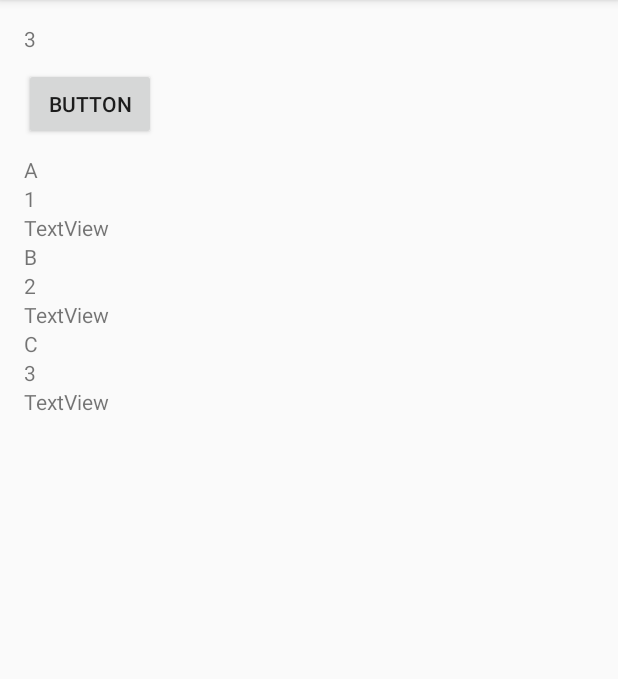
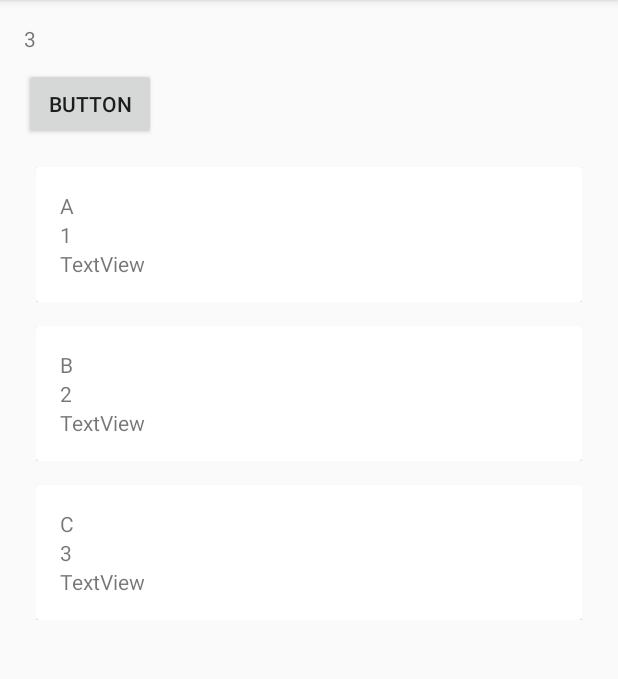
Before and after one commit to eduardorascon/Gasolina, an Android app: the screen it shows after launch (MainActivity), after a tap on "BUTTON", on a phone screen of 412 x 824 dp, the part 84-763 px from its top. Run offline under Robolectric (Android 15) with nearby library versions, the phone set to English and light mode, and no system bars.

Commit message:
CardView added.

```diff
--- a/app/src/main/res/layout/activity_main.xml
+++ b/app/src/main/res/layout/activity_main.xml
@@ -11,28 +11,28 @@
     tools:context="com.eduardorascon.gasolina.MainActivity">
 
     <TextView
+        android:id="@+id/textView"
         android:layout_width="wrap_content"
         android:layout_height="wrap_content"
-        android:text="Hello World!"
-        android:id="@+id/textView" />
+        android:text="Hello World!" />
 
     <Button
-        android:text="Button"
+        android:id="@+id/button"
         android:layout_width="wrap_content"
         android:layout_height="wrap_content"
-        android:layout_below="@+id/textView"
         android:layout_alignParentLeft="true"
         android:layout_alignParentStart="true"
+        android:layout_below="@+id/textView"
         android:layout_marginTop="10dp"
-        android:id="@+id/button"
-        android:onClick="readCSVFile"/>
+        android:onClick="readCSVFile"
+        android:text="Button" />
 
     <android.support.v7.widget.RecyclerView
         android:id="@+id/recycler_view"
+        android:layout_width="match_parent"
+        android:layout_height="wrap_content"
         android:layout_below="@id/button"
         android:layout_marginTop="10dp"
-        android:layout_width="match_parent"
-        android:layout_height="wrap_content"
         android:scrollbars="vertical" />
 
 </RelativeLayout>
--- a/app/src/main/res/layout/row_recyclerview_precio_gasolina.xml
+++ b/app/src/main/res/layout/row_recyclerview_precio_gasolina.xml
@@ -1,24 +1,40 @@
 <?xml version="1.0" encoding="utf-8"?>
 <LinearLayout xmlns:android="http://schemas.android.com/apk/res/android"
-    android:orientation="vertical"
+    android:layout_width="match_parent"
+    android:layout_height="wrap_content"
+    android:padding="8dp"
+    android:orientation="vertical">
+
+    <android.support.v7.widget.CardView xmlns:card_view="http://schemas.android.com/apk/res-auto"
         android:layout_width="match_parent"
         android:layout_height="wrap_content">
 
+        <RelativeLayout
+            android:layout_width="wrap_content"
+            android:layout_height="match_parent"
+            android:padding="16dp">
+
             <TextView
-        android:text="TextView"
+                android:id="@+id/textView2"
                 android:layout_width="match_parent"
                 android:layout_height="wrap_content"
-        android:id="@+id/textView2" />
+                android:layout_alignParentLeft="true"
+                android:layout_alignParentTop="true"
+                android:text="TextView" />
 
             <TextView
-        android:text="TextView"
+                android:id="@+id/textView3"
                 android:layout_width="match_parent"
                 android:layout_height="wrap_content"
-        android:id="@+id/textView3" />
+                android:layout_below="@id/textView2"
+                android:text="TextView" />
 
             <TextView
-        android:text="TextView"
+                android:id="@+id/textView4"
                 android:layout_width="match_parent"
                 android:layout_height="wrap_content"
-        android:id="@+id/textView4" />
+                android:layout_below="@id/textView3"
+                android:text="TextView" />
+        </RelativeLayout>
+    </android.support.v7.widget.CardView>
 </LinearLayout>
```
Lines whose indentation alone changed are shown as unchanged.
